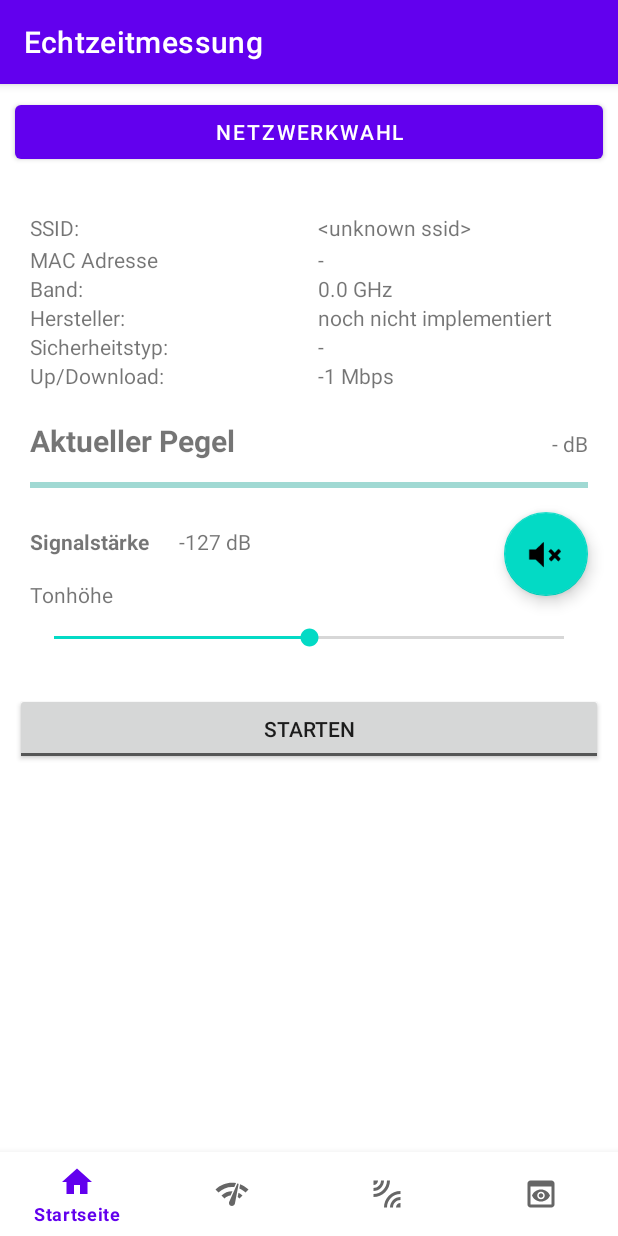
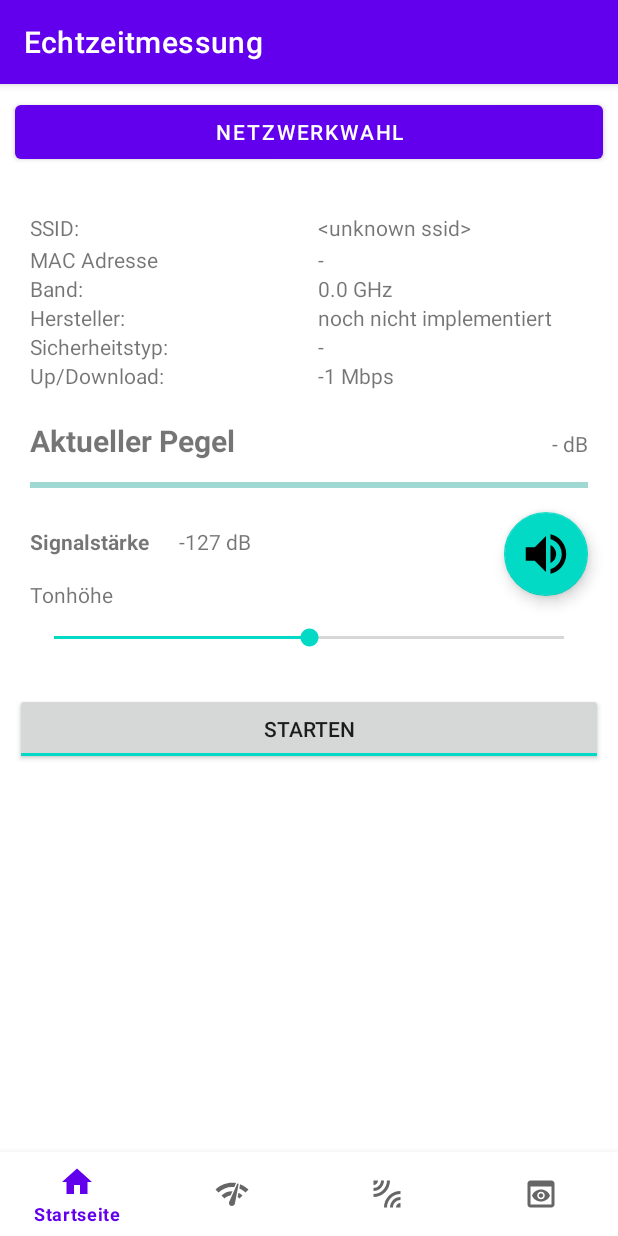
Before and after one commit to KlausBuderer/Wlan-Detektor-App, an Android app: the EchtezeitmessungFragment screen opened through its navigation route, after a tap on "STOPPEN", on a phone screen of 412 x 824 dp. Run offline under Robolectric (Android 15) with nearby library versions, the phone set to English and light mode, and no system bars; our stand-ins replace Room's generated code, navigation-ui; 3 other taps on this screen came first.

Commit message:
Echtzeitmessung - SinusGenerator von Thread auf Coroutine umprogrammiert - Update nicht wieder einschaltbar bug gefixt - Ausschaltung der Coroutinen bei Bildwechsel implementiert

```diff
--- a/app/src/main/java/com/gruppe4/wlan_detektor/model/SinusGenerator.kt
+++ b/app/src/main/java/com/gruppe4/wlan_detektor/model/SinusGenerator.kt
@@ -78,11 +78,9 @@ class SinusGenerator(application: Application) {
                     if (phase > twopi) {
                         phase -= twopi
                     }
-
                 }
             Log.e("Amplitude",frequency.toString())
                 track.write(frame_out, 0, buffLength)
-
         }
     }
 
--- a/app/src/main/java/com/gruppe4/wlan_detektor/ui/Echtzeitmessung/EchtezeitmessungFragment.kt
+++ b/app/src/main/java/com/gruppe4/wlan_detektor/ui/Echtzeitmessung/EchtezeitmessungFragment.kt
@@ -1,40 +1,32 @@
 package com.gruppe4.wlan_detektor.ui.Echtzeitmessung
 
 import android.Manifest.permission.ACCESS_FINE_LOCATION
-import android.app.Activity
 import android.content.ActivityNotFoundException
 import android.content.Intent
 import android.content.pm.PackageManager
 import android.content.res.ColorStateList
-import android.media.AudioManager.STREAM_MUSIC
-import android.media.ToneGenerator
 import android.media.ToneGenerator.*
 import android.net.Uri
 import android.net.wifi.WifiManager
 import android.os.Build
 import android.os.Bundle
 import android.provider.Settings
-import android.util.Log
 import android.view.LayoutInflater
 import android.view.View
 import android.view.ViewGroup
 import android.widget.ProgressBar
+import android.widget.SeekBar
 import android.widget.TextView
 import android.widget.Toast
 import androidx.annotation.RequiresApi
 import androidx.appcompat.app.AlertDialog
-import androidx.core.app.ActivityCompat
 import androidx.core.content.ContextCompat
 import androidx.fragment.app.Fragment
 import androidx.lifecycle.Observer
 import androidx.lifecycle.ViewModelProvider
-import androidx.lifecycle.lifecycleScope
-import androidx.navigation.Navigation
 import com.gruppe4.wlan_detektor.R
 import com.gruppe4.wlan_detektor.databinding.FragmentEchtzeitmessungBinding
 import kotlinx.coroutines.*
-import kotlin.math.absoluteValue
-import kotlin.math.sin
 
 class EchtezeitmessungFragment : Fragment() {
 
@@ -152,46 +144,52 @@ class EchtezeitmessungFragment : Fragment() {
 
 
         binding.netzwerkwahl.setOnClickListener {
-            /*Navigation.findNavController(it).navigate(
-                R.id.action_navigation_echtzeitmessung_to_netzwerkliste)*/
             startActivity(Intent(Settings.ACTION_WIFI_SETTINGS))
         }
 
 
         binding.tbtnStartEchtzeitmessung.setOnClickListener {
 
-                if(!binding.tbtnStartEchtzeitmessung.isChecked) {
-                    echtzeitmessungViewModel.startCoroutine()
+            //Starte zyklische Updates der Netzwerkdaten
+            if (!binding.tbtnStartEchtzeitmessung.isChecked) {
+                echtzeitmessungViewModel.startUpdateCoroutine()
             }
+            //Stoppe zyklische Updates
             if (binding.tbtnStartEchtzeitmessung.isChecked) {
-                    echtzeitmessungViewModel.stopCoroutine()
+                echtzeitmessungViewModel.stopUpdateCoroutine()
             }
         }
 
-        binding.btnFloatingActionButton.setOnClickListener{
+        binding.btnFloatingActionButton.setOnClickListener {
             echtzeitmessungViewModel.tonEin = !echtzeitmessungViewModel.tonEin
 
-
-            Thread{
             if (echtzeitmessungViewModel.tonEin) {
                 echtzeitmessungViewModel.startSinus()
-                }else{
+                binding.btnFloatingActionButton.setImageResource(R.drawable.ic_ton_an)
+            } else {
                 echtzeitmessungViewModel.stopSinus()
+                binding.btnFloatingActionButton.setImageResource(R.drawable.ic_ton_aus)
             }
-            }.start()
-
-
-
-
 
         }
 
-       echtzeitmessungViewModel.frequenz = binding.seekBar.progress
+        val seek = binding.seekBar
+        seek?.setOnSeekBarChangeListener(object :
+            SeekBar.OnSeekBarChangeListener {
+            override fun onProgressChanged(seekBar: SeekBar?, progress: Int, fromUser: Boolean) {
+                echtzeitmessungViewModel.frequenz = seek.progress
+            }
+
+            override fun onStartTrackingTouch(seekBar: SeekBar?) {
+            }
+
+            override fun onStopTrackingTouch(seekBar: SeekBar?) {
+                echtzeitmessungViewModel.frequenz = seek.progress
+            }
+        })
 
         return root
     }
-
-
 
     fun isPermissionGranted(permission: String): Boolean =
         ContextCompat.checkSelfPermission(
@@ -201,7 +199,16 @@ return root
 
     override fun onDestroyView() {
         super.onDestroyView()
-        //echtzeitmessungViewModel.startUpdates()
+
+        //Beendet den Sinusgenerator bei einem Bildwechsel
+        if (echtzeitmessungViewModel.getSinusJobStatus()) {
+            echtzeitmessungViewModel.stopSinus()
+        }
+        //Beendet das Updaten der Netzwerkinformationen bei einem Bildwechsel
+        if (echtzeitmessungViewModel.getUpdateJobStatus()) {
+            echtzeitmessungViewModel.stopUpdateCoroutine()
+        }
         _binding = null
+
     }
 }
--- a/app/src/main/java/com/gruppe4/wlan_detektor/ui/Echtzeitmessung/EchtzeitmessungViewModel.kt
+++ b/app/src/main/java/com/gruppe4/wlan_detektor/ui/Echtzeitmessung/EchtzeitmessungViewModel.kt
@@ -6,102 +6,162 @@ import android.graphics.Color
 import android.net.ConnectivityManager
 import android.net.wifi.WifiInfo
 import android.net.wifi.WifiManager
-import android.util.Log
 import androidx.lifecycle.*
+import com.gruppe4.wlan_detektor.model.Netzwerk.NetzwerkInfo
 import com.gruppe4.wlan_detektor.model.SinusGenerator
-import com.gruppe4.wlan_detektor.ui.MessungVerwalten.MesspunktItem
 import kotlinx.coroutines.*
+import kotlinx.coroutines.Dispatchers.IO
 import java.lang.NullPointerException
 
 class EchtzeitmessungViewModel(application: Application) : AndroidViewModel(application) {
 
-    private lateinit var netzwerkArrayList : ArrayList<MesspunktItem>
 
-    var wifiManager = getApplication<Application>().getSystemService(Context.WIFI_SERVICE) as WifiManager
-    val connectivityManager = getApplication<Application>().getSystemService(Context.CONNECTIVITY_SERVICE) as ConnectivityManager
+    var wifiManager =
+        getApplication<Application>().getSystemService(Context.WIFI_SERVICE) as WifiManager
+    val connectivityManager =
+        getApplication<Application>().getSystemService(Context.CONNECTIVITY_SERVICE) as ConnectivityManager
     private var connectionInfo: WifiInfo = wifiManager.connectionInfo
-    var progressFarbeZyklisch: Int = progressBarFarbeEinstellen()
+    private var wifiKlasse: NetzwerkInfo
+    private var wifiInfos: WifiInfo
 
+    init {
+        wifiKlasse = NetzwerkInfo(application)
+        wifiInfos = wifiKlasse.getConnectionInfo()
 
-    val _netzwerkInfo = MutableLiveData<WifiInfo>().apply {
-        value = connectionInfo
     }
 
-    val _band = MutableLiveData<Double>().apply {
+    private var progressFarbeZyklisch: Int = progressBarFarbeEinstellen()
+    private val _netzwerkInfo = MutableLiveData<WifiInfo>().apply {
+        value = wifiInfos
+    }
+
+    private val _band = MutableLiveData<Double>().apply {
         value = bandUmrechnung()
     }
 
-    val _progressFarbe = MutableLiveData<Int>().apply {
+    private val _progressFarbe = MutableLiveData<Int>().apply {
         value = progressFarbeZyklisch
     }
 
-    fun progressBarFarbeEinstellen(): Int{
-        if (connectionInfo.rssi > -60){
+    private fun progressBarFarbeEinstellen(): Int {
+        if (wifiInfos.rssi > -60) {
             return Color.GREEN
-        }else if (connectionInfo.rssi > -70){
+        } else if (wifiInfos.rssi > -70) {
             return Color.YELLOW
-        }else{
+        } else {
             return Color.RED
         }
     }
 
-    fun bandUmrechnung(): Double{
-        if (connectionInfo.frequency > 5000){
+    private fun bandUmrechnung(): Double {
+        if (wifiInfos.frequency > 5000) {
             return 5.0
-        }else if (connectionInfo.frequency in 2000 .. 3000){
+        } else if (wifiInfos.frequency in 2000..3000) {
             return 2.4
         }
         return 0.0
     }
 
-    val netzwerkInfo: LiveData<WifiInfo> =  _netzwerkInfo
-    val progressFarbe: LiveData<Int> =  _progressFarbe
+    val netzwerkInfo: LiveData<WifiInfo> = _netzwerkInfo
+    val progressFarbe: LiveData<Int> = _progressFarbe
     val band: LiveData<Double> = _band
     var tonEin: Boolean = false
-    val sinusGenerator = SinusGenerator(application)
-    var routine = viewModelScope
+    private val sinusGenerator = SinusGenerator(application)
+    private lateinit var updateJob: Job
+    private lateinit var sinusJob: Job
     var frequenz: Int = 0
 
-    fun startCoroutine() {
-        routine.launch {
+    //Start Coroutine für die Abfrage der Netzwerkinformationen
+    fun startUpdateCoroutine() {
+        updateJobInit()
+        val scope = CoroutineScope(IO + updateJob).launch {
             startUpdates()
         }
+    }
+
+    //Stoppe Coroutine für die Abfrage der Netzwerkinformationen
+    fun stopUpdateCoroutine() {
+        if (::updateJob.isInitialized) {
+            if (updateJob.isActive || updateJob.isCompleted) {
+                updateJob.cancel("job beendet!!")
+            }
+        } else {
+            updateJobInit()
+        }
+    }
+
+    suspend fun startUpdates() {
+        while (updateJob.isActive) {
+            try {
+                _netzwerkInfo.postValue(wifiKlasse.getConnectionInfo())
+                _progressFarbe.postValue(run { wifiKlasse.progressBarFarbeEinstellen(wifiInfos.rssi) })
+                println(wifiKlasse.getConnectionInfo().rssi)
+            } catch (e: NullPointerException) {
+
+                println("Update nicht erfolgreich")
+            }
+            delay(500)
+        }
+    }
+
+    fun updateJobInit() {
+        updateJob = Job()
+        println("Neuer Job initialisiert")
+
+        updateJob.invokeOnCompletion {
+            it?.message.let {
+                var msg = it
+                if (msg.isNullOrBlank()) {
+                    msg = "Unbekannter Fehler aufgetreten"
+                }
+                println("$updateJob ist gecancelt. Grund: $msg")
+            }
+        }
+    }
+
+    fun sinusJobInit() {
+        sinusJob = Job()
+        println("Neuer Job initialisiert")
+
+        sinusJob.invokeOnCompletion {
+            it?.message.let {
+                var msg = it
+                if (msg.isNullOrBlank()) {
+                    msg = "Unbekannter Fehler aufgetreten"
+                }
+                println("$sinusJob ist gecancelt. Grund: $msg")
+            }
+        }
+    }
+
+    fun startSinus() {
+        sinusJobInit()
+        CoroutineScope(IO + sinusJob).launch{
+            netzwerkInfo.value?.let { sinusGenerator.start(it.rssi) }
+        }
+    }
+
+    fun stopSinus() {
+        sinusGenerator.stopPlaying()
+        if (::sinusJob.isInitialized) {
+            if (sinusJob.isActive || updateJob.isCompleted) {
+                sinusJob.cancel("job beendet!!")
+            }
+        } else {
+            sinusJobInit()
+        }
+    }
+
+    fun getSinusJobStatus():Boolean{
+        //Wenn der Job initialisiert wurde wird ein true zurückgegeben
+        return ::sinusJob.isInitialized
 
     }
 
-    fun startSinus(){
-        netzwerkInfo.value?.let { sinusGenerator.start(it.rssi) }
-    }
-
-    fun stopSinus(){
-        sinusGenerator.stopPlaying()
-    }
-
-    fun stopCoroutine(){
-        routine.cancel()
-    }
-
-    suspend fun startUpdates(){
-      withContext(Dispatchers.IO){
-            while (isActive) {
-                Log.e("couritne: ","$isActive")
-            try {
-                connectionInfo = wifiManager.connectionInfo
-
-                _netzwerkInfo.postValue(connectionInfo)
-                _progressFarbe.postValue(run { progressBarFarbeEinstellen() })
-
-
-            }catch (e:NullPointerException){
-
-            }
-
-                delay(500)
-            }
-
-        }
+    fun getUpdateJobStatus():Boolean{
+        //Wenn der Job initialisiert wurde wird ein true zurückgegeben
+        return ::updateJob.isInitialized
 
     }
 
-
 }
--- a/app/src/main/res/drawable/ic_add.xml
+++ b/app/src/main/res/drawable/ic_add.xml
@@ -1,5 +1,5 @@
 <vector android:height="24dp" android:tint="#BEBEBE"
-    android:viewportHeight="24" android:viewportWidth="24"
+    android:viewportHeight="48" android:viewportWidth="48"
     android:width="24dp" xmlns:android="http://schemas.android.com/apk/res/android">
     <path android:fillColor="@android:color/white" android:pathData="M13,7h-2v4L7,11v2h4v4h2v-4h4v-2h-4L13,7zM12,2C6.48,2 2,6.48 2,12s4.48,10 10,10 10,-4.48 10,-10S17.52,2 12,2zM12,20c-4.41,0 -8,-3.59 -8,-8s3.59,-8 8,-8 8,3.59 8,8 -3.59,8 -8,8z"/>
 </vector>
--- /dev/null
+++ b/app/src/main/res/drawable/ic_baseline_add_24.xml
@@ -0,0 +1,5 @@
+<vector android:height="24dp" android:tint="#706F6F"
+    android:viewportHeight="24" android:viewportWidth="24"
+    android:width="24dp" xmlns:android="http://schemas.android.com/apk/res/android">
+    <path android:fillColor="@android:color/white" android:pathData="M19,13h-6v6h-2v-6H5v-2h6V5h2v6h6v2z"/>
+</vector>
--- /dev/null
+++ b/app/src/main/res/drawable/ic_ton_an.xml
@@ -0,0 +1,5 @@
+<vector android:autoMirrored="true" android:height="48dp"
+    android:tint="#706F6F" android:viewportHeight="24"
+    android:viewportWidth="24" android:width="48dp" xmlns:android="http://schemas.android.com/apk/res/android">
+    <path android:fillColor="@android:color/white" android:pathData="M3,9v6h4l5,5L12,4L7,9L3,9zM16.5,12c0,-1.77 -1.02,-3.29 -2.5,-4.03v8.05c1.48,-0.73 2.5,-2.25 2.5,-4.02zM14,3.23v2.06c2.89,0.86 5,3.54 5,6.71s-2.11,5.85 -5,6.71v2.06c4.01,-0.91 7,-4.49 7,-8.77s-2.99,-7.86 -7,-8.77z"/>
+</vector>
--- /dev/null
+++ b/app/src/main/res/drawable/ic_ton_aus.xml
@@ -0,0 +1,5 @@
+<vector android:autoMirrored="true" android:height="48dp"
+    android:tint="#706F6F" android:viewportHeight="24"
+    android:viewportWidth="24" android:width="48dp" xmlns:android="http://schemas.android.com/apk/res/android">
+    <path android:fillColor="@android:color/white" android:pathData="M16.5,12c0,-1.77 -1.02,-3.29 -2.5,-4.03v2.21l2.45,2.45c0.03,-0.2 0.05,-0.41 0.05,-0.63zM19,12c0,0.94 -0.2,1.82 -0.54,2.64l1.51,1.51C20.63,14.91 21,13.5 21,12c0,-4.28 -2.99,-7.86 -7,-8.77v2.06c2.89,0.86 5,3.54 5,6.71zM4.27,3L3,4.27 7.73,9L3,9v6h4l5,5v-6.73l4.25,4.25c-0.67,0.52 -1.42,0.93 -2.25,1.18v2.06c1.38,-0.31 2.63,-0.95 3.69,-1.81L19.73,21 21,19.73l-9,-9L4.27,3zM12,4L9.91,6.09 12,8.18L12,4z"/>
+</vector>
--- a/app/src/main/res/layout/fragment_echtzeitmessung.xml
+++ b/app/src/main/res/layout/fragment_echtzeitmessung.xml
@@ -146,7 +146,8 @@
         android:layout_height="wrap_content"
         android:layout_marginTop="10dp"
         android:clickable="true"
-        android:src="@android:drawable/ic_lock_silent_mode"
+        app:maxImageSize="36dp"
+        android:src="@drawable/ic_ton_aus"
         app:layout_constraintEnd_toEndOf="@+id/pg_progressBar"
         app:layout_constraintTop_toBottomOf="@+id/pg_progressBar" />
 
@@ -180,8 +181,8 @@
         android:layout_marginTop="28dp"
         android:layout_marginRight="10dp"
         android:onClick="toogleButtonStatus"
-        android:textOn="@string/txt_stoppen"
-        android:textOff="@string/txt_starten"
+        android:textOn="@string/txt_starten"
+        android:textOff="@string/txt_stoppen"
         android:checked="true"
         app:layout_constraintEnd_toEndOf="parent"
         app:layout_constraintHorizontal_bias="0.578"
```
Also changed, not shown: app/src/main/res/layout/messung_bearbeiten_fragment.xml (+6 -4 lines). Lines whose indentation alone changed are shown as unchanged.
